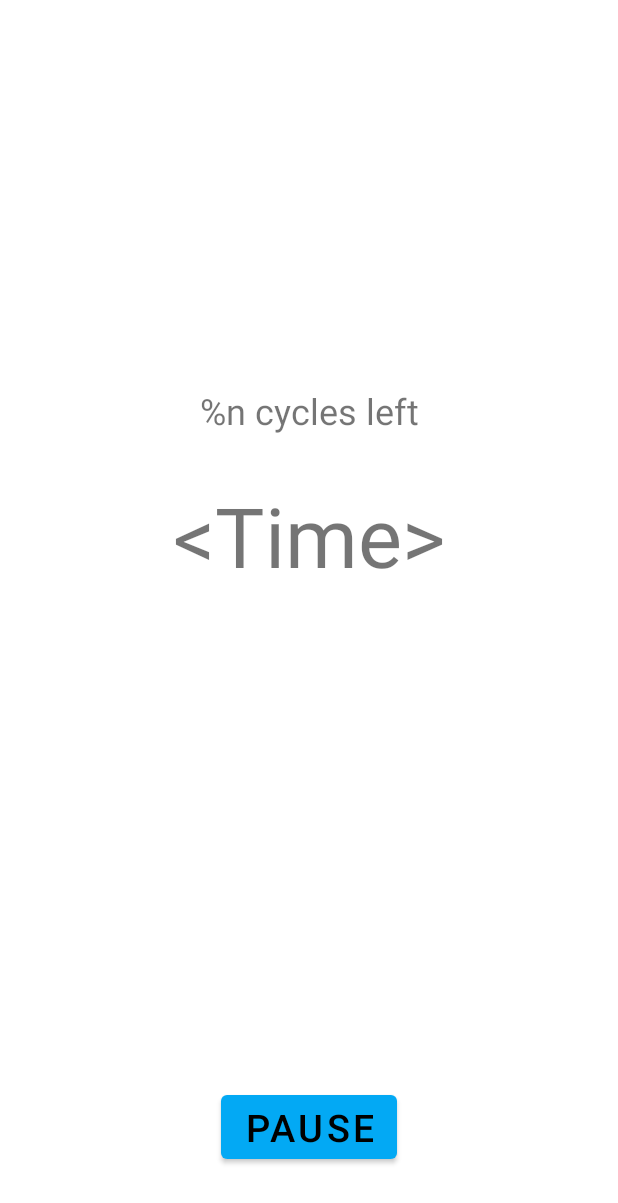
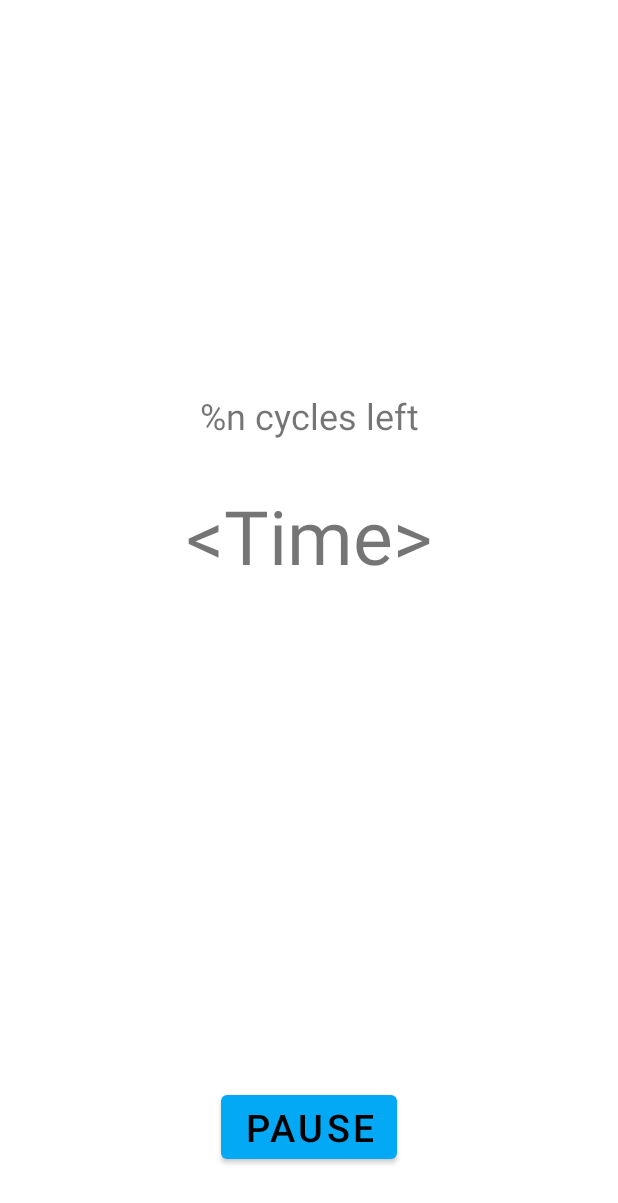
Before and after one commit to Han2-Ro/SuperTime, an Android app: the layout activity_timer.xml on its own in the app's theme, with its tools: preview values and no code run, on a phone screen of 412 x 824 dp. Shown: the top 1203 px of the screen. Run offline under Robolectric (Android 15) with nearby library versions, the phone set to English and light mode, and no system bars.

Commit message:
small changes

```diff
--- a/app/src/main/res/layout/activity_timer.xml
+++ b/app/src/main/res/layout/activity_timer.xml
@@ -13,7 +13,7 @@
         android:layout_centerHorizontal="true"
         android:layout_centerVertical="true"
         android:text="&lt;Time&gt;"
-        android:textSize="55sp"
+        android:textSize="50sp"
         app:layout_constraintBottom_toTopOf="@+id/guideline"
         app:layout_constraintLeft_toLeftOf="parent"
         app:layout_constraintRight_toRightOf="parent"
```
